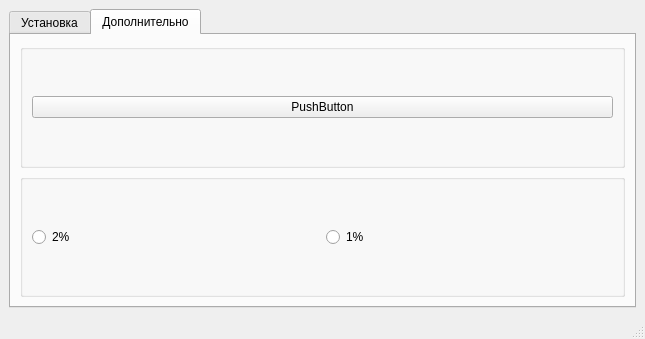
Above: mainwindow.ui from xQula/cpp4 before the change. Below: the same form after it.
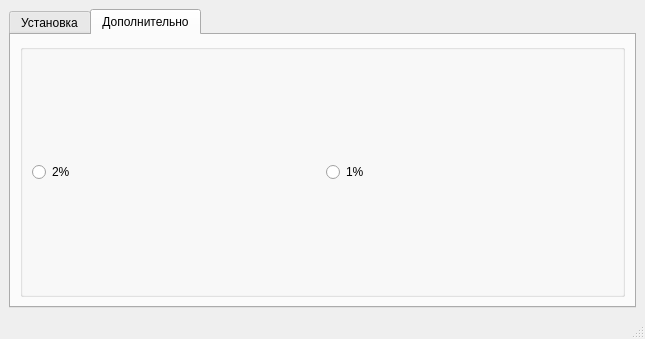
That is the form after the change. The open tabs and pages were chosen to show the change.

```diff
--- a/mainwindow.ui
+++ b/mainwindow.ui
@@ -64,22 +64,6 @@
         <string>Дополнительно</string>
        </attribute>
        <layout class="QVBoxLayout" name="verticalLayout_2">
-        <item>
-         <widget class="QGroupBox" name="groupBox_2">
-          <property name="title">
-           <string/>
-          </property>
-          <layout class="QVBoxLayout" name="verticalLayout_4">
-           <item>
-            <widget class="QPushButton" name="psh_toogle">
-             <property name="text">
-              <string>PushButton</string>
-             </property>
-            </widget>
-           </item>
-          </layout>
-         </widget>
-        </item>
         <item>
          <widget class="QGroupBox" name="groupBox">
           <property name="title">
```
